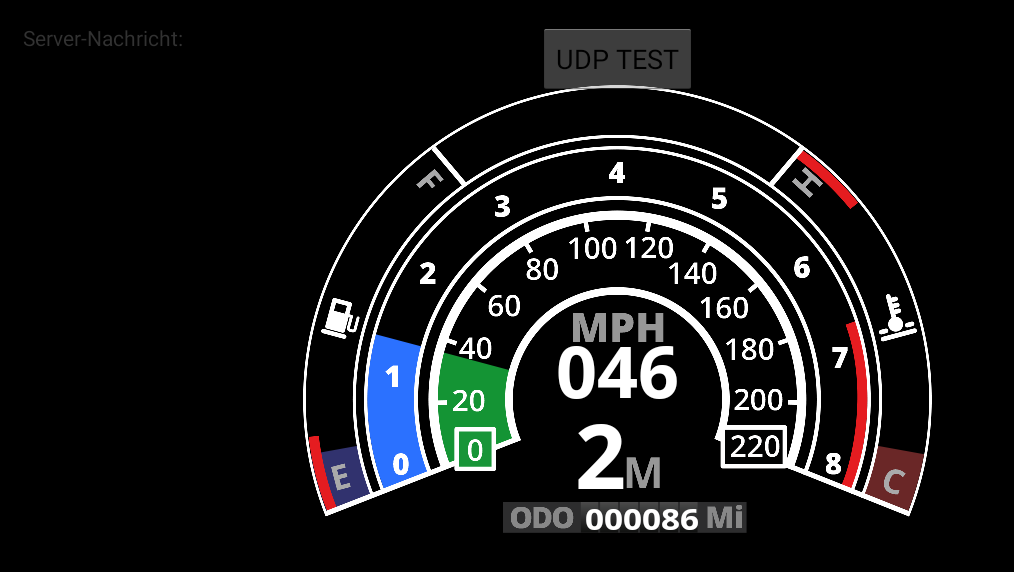
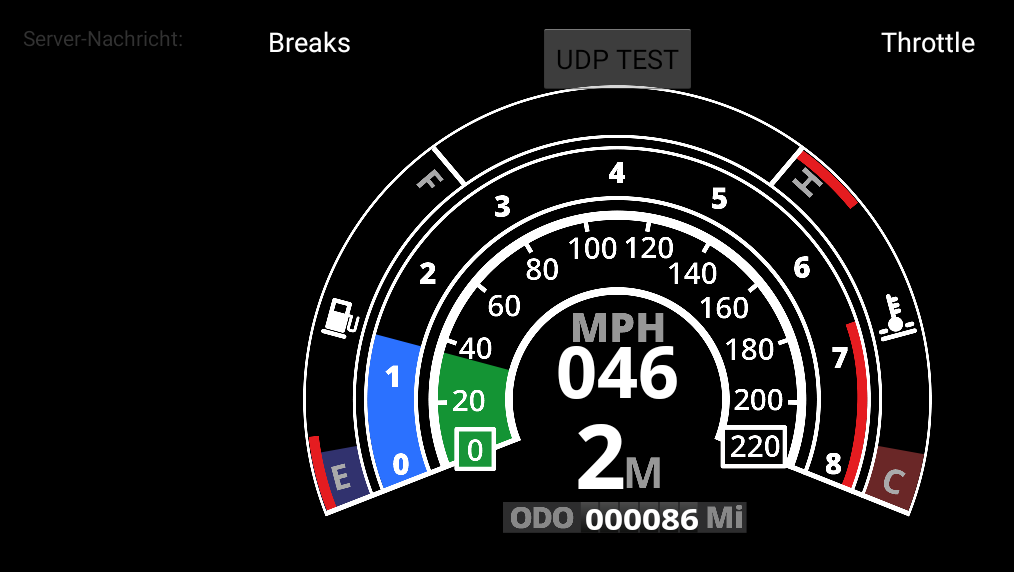
Before and after one commit to BeamNG/remotecontrol, an Android app: the screen it shows after launch (MainActivity), on a phone screen of 824 x 412 dp (held sideways). Shown: the top 572 px of the screen, without its empty margins (0-1014 px from the left). Run offline under Robolectric (Android 15) with nearby library versions, the phone set to English and light mode, and no system bars.

Commit message:
implemented ability to change phone orientation, throttle and break test UI

```diff
--- a/Android/Udpsteering/app/src/main/AndroidManifest.xml
+++ b/Android/Udpsteering/app/src/main/AndroidManifest.xml
@@ -14,7 +14,8 @@
         <activity
             android:name=".MainActivity"
             android:label="@string/app_name"
-            android:screenOrientation="landscape">
+            android:screenOrientation="sensorLandscape"
+            android:configChanges="orientation|keyboardHidden">
             <intent-filter>
                 <action android:name="android.intent.action.MAIN" />
 
--- a/Android/Udpsteering/app/src/main/java/com/beamng/udpsteering/MainActivity.java
+++ b/Android/Udpsteering/app/src/main/java/com/beamng/udpsteering/MainActivity.java
@@ -46,9 +46,6 @@ import java.util.concurrent.TimeUnit;
 public class MainActivity extends Activity implements SensorEventListener, OnUdpConnected {
 
     private SensorManager mSensorManager;
-    private RelativeLayout mainLayout;
-    private TextView serverMessage;
-    private Button udptest;
     public Handler mHandler;
     private Context mContext;
     private InetAddress adress;
@@ -59,17 +56,28 @@ public class MainActivity extends Activity implements SensorEventListener, OnUdp
     private float oldangle = 0.0f;
     private int sendingTimeout = 500;
     private ThreadPoolExecutor executor;
-    public ProgressBar pb;
     public ObjectAnimator animation;
+    private ObjectAnimator oban;
     int oldProgress = 0;
     int newProgress = 0;
-    private ObjectAnimator oban;
+
+    //Sensordata damping elements
     private List<Float>[] rollingAverage = new List[3];
     private static final int MAX_SAMPLE_SIZE = 5;
     private float gravity;
+    private int orientationhandler = 1;
+
+    //test
     private int x = 10;
 
+    //UI Elements
+    private TextView serverMessage;
+    private Button udptest;
+    private Button throttle;
+    private Button breaks;
+
     //Views depending on communication
+    private RelativeLayout mainLayout;
     private ProgressBar pbSpeed;
     private ProgressBar pbRspeed;
     private ProgressBar pbFuel;
@@ -135,6 +143,8 @@ public class MainActivity extends Activity implements SensorEventListener, OnUdp
 
         udptest = (Button) findViewById(R.id.button);
         serverMessage = (TextView) findViewById(R.id.tv_servmess);
+        throttle = (Button) findViewById(R.id.throttlecontrol);
+        breaks = (Button) findViewById(R.id.breakcontrol);
         mContext = getApplicationContext();
 
         aContext = this;
@@ -176,6 +186,8 @@ public class MainActivity extends Activity implements SensorEventListener, OnUdp
         Iadress = String.format("%d.%d.%d.%d",(ipAddress & 0xff), (ipAddress >> 8 & 0xff),
                 (ipAddress >> 16 & 0xff), (ipAddress >> 24 & 0xff));
 
+        //Buttons
+
         udptest.setOnClickListener(new View.OnClickListener() {
             @Override
             public void onClick(View view) {
@@ -185,6 +197,18 @@ public class MainActivity extends Activity implements SensorEventListener, OnUdp
                 new UdpExploreSender(adress, aContext,udpInterf,Iadress).executeOnExecutor(executor,null);
             }
         });
+        throttle.setOnClickListener(new View.OnClickListener() {
+            @Override
+            public void onClick(View view) {
+                Log.i("Gas", "geklickt");
+            }
+        });
+        breaks.setOnClickListener(new View.OnClickListener() {
+            @Override
+            public void onClick(View view) {
+                Log.i("Bremse", "geklickt");
+            }
+        });
 
         // Check for WiFi connectivity
         ConnectivityManager connManager = (ConnectivityManager) mContext.getSystemService(Context.CONNECTIVITY_SERVICE);
@@ -192,7 +216,7 @@ public class MainActivity extends Activity implements SensorEventListener, OnUdp
 
         if(mWifi == null || !mWifi.isConnected())
         {
-            Log.d("Network", "Sorry! You need to be in a WiFi network in order to send UDP broadcast packets. Aborting.");
+            Toast.makeText(this,"Sorry! You need to be connected to a WiFi network. Aborting.",Toast.LENGTH_LONG).show();
         }
 
         //faster handling of the rotating views
@@ -228,8 +252,6 @@ public class MainActivity extends Activity implements SensorEventListener, OnUdp
         }).start();
 
     }
-
-
 
 
     @Override
@@ -302,7 +324,16 @@ public class MainActivity extends Activity implements SensorEventListener, OnUdp
         angle = (float) (accMagOrientation[1] * 180 / Math.PI);
 
         //angle damped via the average of the last 5 sensordata entries
-        float uiAngle =(float) (gravity * -7.9);
+
+        if (accMagOrientation[2] > 1.0 && orientationhandler !=-1){
+            orientationhandler = -1;
+            Log.e("CHANGE","SENSORS to -1");
+        }else if(accMagOrientation[2] < -1.0 && orientationhandler !=1){
+            orientationhandler = 1;
+            Log.e("CHANGE","SENSORS to 1");
+        }
+
+        float uiAngle =(float) (gravity * -7.9 * orientationhandler);
 
         //animation of the whole mainLayout when UI is updated every 50ms
         oban = ObjectAnimator.ofFloat(mainLayout,"rotation",oldangle,uiAngle);
@@ -311,9 +342,8 @@ public class MainActivity extends Activity implements SensorEventListener, OnUdp
             oban.start();
 
         oldangle = uiAngle;
+    }
 
-
-    }
 
     private Runnable updateOrientationDisplayTask = new Runnable() {
         public void run() {
@@ -393,7 +423,6 @@ public class MainActivity extends Activity implements SensorEventListener, OnUdp
             an4.setInterpolator(new LinearInterpolator());
             an4.start();
 
-            Log.i("X: ",x+"");
             x = x -1;
         }
 
@@ -540,12 +569,12 @@ public class MainActivity extends Activity implements SensorEventListener, OnUdp
                     newProgress = Integer.valueOf(message.substring(1,message.length()));
                 Log.i("Speed","set to: " + message.substring(1,message.length()));
 
-                    animation = ObjectAnimator.ofInt(pb, "progress", oldProgress, newProgress);
+                    animation = ObjectAnimator.ofInt(pbSpeed, "progress", oldProgress, newProgress);
                     animation.setDuration(50);
                     animation.setInterpolator(new LinearInterpolator());
                     animation.start();
                     android.os.SystemClock.sleep(50);
-                    pb.setProgress(newProgress);
+                    pbSpeed.setProgress(newProgress);
                     oldProgress = newProgress;
                 }
 
--- a/Android/Udpsteering/app/src/main/res/drawable/circular_progress_bar.xml
+++ b/Android/Udpsteering/app/src/main/res/drawable/circular_progress_bar.xml
@@ -5,12 +5,7 @@
             android:innerRadiusRatio="2.9"
             android:shape="ring"
             android:thicknessRatio="4.7">
-            <gradient
-                android:startColor="#149434"
-                android:endColor="#149434"
-                android:centerColor="#149434"
-                android:type="sweep" />
-
+            <solid android:color="@color/green"/>
         </shape>
     </item>
 
--- a/Android/Udpsteering/app/src/main/res/drawable/circular_progress_bar2.xml
+++ b/Android/Udpsteering/app/src/main/res/drawable/circular_progress_bar2.xml
@@ -2,16 +2,10 @@
 <layer-list xmlns:android="http://schemas.android.com/apk/res/android" >
     <item android:id="@android:id/progress">
         <shape
-
             android:innerRadiusRatio="2.9"
             android:shape="ring"
             android:thicknessRatio="12.0">
-            <gradient
-                android:startColor="#2B71FF"
-                android:endColor="#2B71FF"
-                android:centerColor="#2B71FF"
-                android:type="sweep" />
-
+            <solid android:color="@color/lightblue"/>
         </shape>
     </item>
 
--- a/Android/Udpsteering/app/src/main/res/drawable/circular_progress_bar3.xml
+++ b/Android/Udpsteering/app/src/main/res/drawable/circular_progress_bar3.xml
@@ -2,17 +2,10 @@
 <layer-list xmlns:android="http://schemas.android.com/apk/res/android" >
     <item android:id="@android:id/progress">
         <shape
-
             android:innerRadiusRatio="2.9"
             android:shape="ring"
             android:thicknessRatio="16.0">
-            <gradient
-                android:startColor="#31326E"
-                android:endColor="#31326E"
-                android:centerColor="#31326E"
-                android:type="sweep" />
-
+            <solid android:color="@color/darkblue"/>
         </shape>
     </item>
-
 </layer-list>
--- a/Android/Udpsteering/app/src/main/res/drawable-xhdpi/circular_progress_bar4.xml
+++ b/Android/Udpsteering/app/src/main/res/drawable/circular_progress_bar4.xml
@@ -2,17 +2,10 @@
 <layer-list xmlns:android="http://schemas.android.com/apk/res/android" >
     <item android:id="@android:id/progress">
         <shape
-
             android:innerRadiusRatio="2.9"
             android:shape="ring"
             android:thicknessRatio="16.0">
-            <gradient
-                android:startColor="#6A2727"
-                android:endColor="#6A2727"
-                android:centerColor="#6A2727"
-                android:type="sweep" />
-
+            <solid android:color="@color/darkred"/>
         </shape>
     </item>
-
 </layer-list>
--- a/Android/Udpsteering/app/src/main/res/drawable/circular_progress_bar_15.xml
+++ b/Android/Udpsteering/app/src/main/res/drawable/circular_progress_bar_15.xml
@@ -5,12 +5,7 @@
             android:innerRadiusRatio="2.9"
             android:shape="ring"
             android:thicknessRatio="4.5">
-            <gradient
-                android:startColor="#149434"
-                android:endColor="#149434"
-                android:centerColor="#149434"
-                android:type="sweep" />
-
+            <solid android:color="@color/green"/>
         </shape>
     </item>
 
--- a/Android/Udpsteering/app/src/main/res/drawable/circular_progress_bar_215.xml
+++ b/Android/Udpsteering/app/src/main/res/drawable/circular_progress_bar_215.xml
@@ -2,16 +2,10 @@
 <layer-list xmlns:android="http://schemas.android.com/apk/res/android" >
     <item android:id="@android:id/progress">
         <shape
-
             android:innerRadiusRatio="2.6"
             android:shape="ring"
             android:thicknessRatio="10.0">
-            <gradient
-                android:startColor="#2B71FF"
-                android:endColor="#2B71FF"
-                android:centerColor="#2B71FF"
-                android:type="sweep" />
-
+            <solid android:color="@color/lightblue"/>
         </shape>
     </item>
 
--- a/Android/Udpsteering/app/src/main/res/drawable/circular_progress_bar_315.xml
+++ b/Android/Udpsteering/app/src/main/res/drawable/circular_progress_bar_315.xml
@@ -2,17 +2,10 @@
 <layer-list xmlns:android="http://schemas.android.com/apk/res/android" >
     <item android:id="@android:id/progress">
         <shape
-
             android:innerRadiusRatio="2.5"
             android:shape="ring"
             android:thicknessRatio="13.0">
-            <gradient
-                android:startColor="#31326E"
-                android:endColor="#31326E"
-                android:centerColor="#31326E"
-                android:type="sweep" />
-
+            <solid android:color="@color/darkblue"/>
         </shape>
     </item>
-
 </layer-list>
--- a/Android/Udpsteering/app/src/main/res/drawable-xhdpi/circular_progress_bar_415.xml
+++ b/Android/Udpsteering/app/src/main/res/drawable/circular_progress_bar_415.xml
@@ -2,17 +2,10 @@
 <layer-list xmlns:android="http://schemas.android.com/apk/res/android" >
     <item android:id="@android:id/progress">
         <shape
-
             android:innerRadiusRatio="2.5"
             android:shape="ring"
             android:thicknessRatio="13.0">
-            <gradient
-                android:startColor="#6A2727"
-                android:endColor="#6A2727"
-                android:centerColor="#6A2727"
-                android:type="sweep" />
-
+            <solid android:color="@color/darkred"/>
         </shape>
     </item>
-
 </layer-list>
--- /dev/null
+++ b/Android/Udpsteering/app/src/main/res/drawable/custombutton.xml
@@ -0,0 +1,6 @@
+<?xml version="1.0" encoding="utf-8"?>
+<selector xmlns:android="http://schemas.android.com/apk/res/android">
+    <item android:state_pressed="true" android:drawable="@color/pushedwhite" />
+    <item android:state_focused="true" android:drawable="@color/pushedwhite" />
+    <item android:drawable="@android:color/transparent" />
+</selector>
--- a/Android/Udpsteering/app/src/main/res/layout/activity_main.xml
+++ b/Android/Udpsteering/app/src/main/res/layout/activity_main.xml
@@ -4,7 +4,40 @@
     tools:context=".MainActivity"
     android:layout_height="match_parent"
     android:layout_width="match_parent"
-    android:background="#000000">
+    android:background="@color/black">
+
+    <LinearLayout
+        android:layout_width="match_parent"
+        android:layout_height="match_parent">
+
+        <Button
+            android:layout_width="0dp"
+            android:layout_height="match_parent"
+            android:layout_weight="50"
+            android:layout_centerHorizontal="true"
+            android:id="@+id/breakcontrol"
+            android:text="Breaks"
+            android:paddingTop="10dp"
+            android:textColor="@color/white"
+            android:gravity="top|center_horizontal"
+            android:background="@drawable/custombutton"
+            android:layout_margin="5dp"/>
+
+        <Button
+            android:layout_width="0dp"
+            android:layout_height="match_parent"
+            android:layout_weight="50"
+            android:layout_centerHorizontal="true"
+            android:id="@+id/throttlecontrol"
+            android:text="Throttle"
+            android:paddingTop="10dp"
+            android:layout_alignParentRight="true"
+            android:textColor="#FFFFFF"
+            android:gravity="top|center_horizontal"
+            android:background="@drawable/custombutton"
+            android:layout_margin="5dp"/>
+
+    </LinearLayout>
 
 
 <RelativeLayout
@@ -13,6 +46,7 @@
     android:id="@+id/main"
     android:clipChildren="false"
     android:layout_centerVertical="true"
+    android:clickable="false"
     >
 
 
@@ -97,7 +131,7 @@
         android:textSize="48sp"
         udpsteering:fontName="OpenSans-Bold.ttf"
         android:text="046"
-        android:textColor="#FFFFFF"
+        android:textColor="@color/white"
         android:layout_below="@+id/anchor"
         android:layout_centerHorizontal="true"
         android:layout_marginTop="8dp"/>
@@ -109,7 +143,7 @@
         android:textSize="60sp"
         udpsteering:fontName="OpenSans-Bold.ttf"
         android:text="2"
-        android:textColor="#FFFFFF"
+        android:textColor="@color/white"
         android:layout_below="@id/anchor"
         android:layout_toLeftOf="@id/anchor"
         android:layout_marginTop="55dp"
@@ -123,7 +157,7 @@
         android:textSize="20sp"
         udpsteering:fontName="OpenSans-Bold.ttf"
         android:text="000086"
-        android:textColor="#FFFFFF"
+        android:textColor="@color/white"
         android:textScaleX="1.14"
         android:layout_below="@id/anchor"
         android:layout_toLeftOf="@id/anchor"
@@ -135,7 +169,6 @@
         android:layout_height="0dp"
         android:id="@+id/anchor"
         android:layout_centerInParent="true"
-        android:background="#FFFFFF"
         />
 
 </RelativeLayout>
@@ -148,6 +181,9 @@
         android:text="Server-Nachricht:"
         android:paddingLeft="15dp"
         android:paddingTop="15dp"/>
+
+
+
     <Button
         android:layout_width="wrap_content"
         android:layout_height="wrap_content"
--- /dev/null
+++ b/Android/Udpsteering/app/src/main/res/values/colors.xml
@@ -0,0 +1,10 @@
+<?xml version="1.0" encoding="utf-8"?>
+<resources>
+    <color name="black">#000000</color>
+    <color name="white">#ffffff</color>
+    <color name="pushedwhite">#10ffffff</color>
+    <color name="green">#149434</color>
+    <color name="lightblue">#2b71ff</color>
+    <color name="darkblue">#31326e</color>
+    <color name="darkred">#6a2727</color>
+</resources>
```
